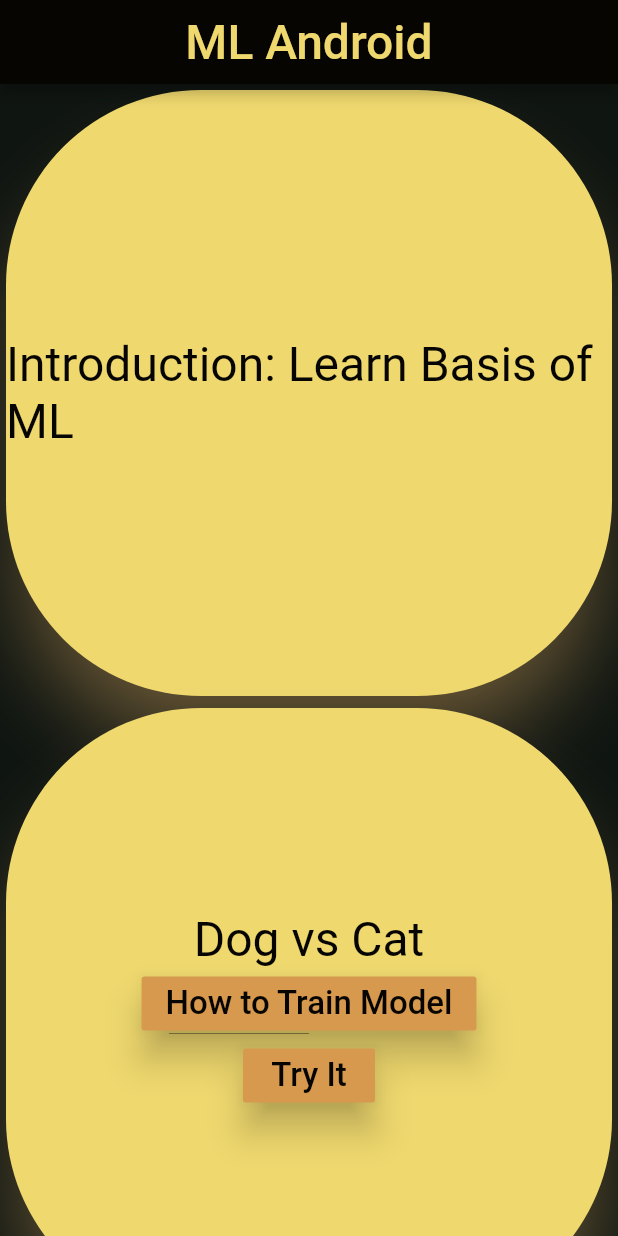
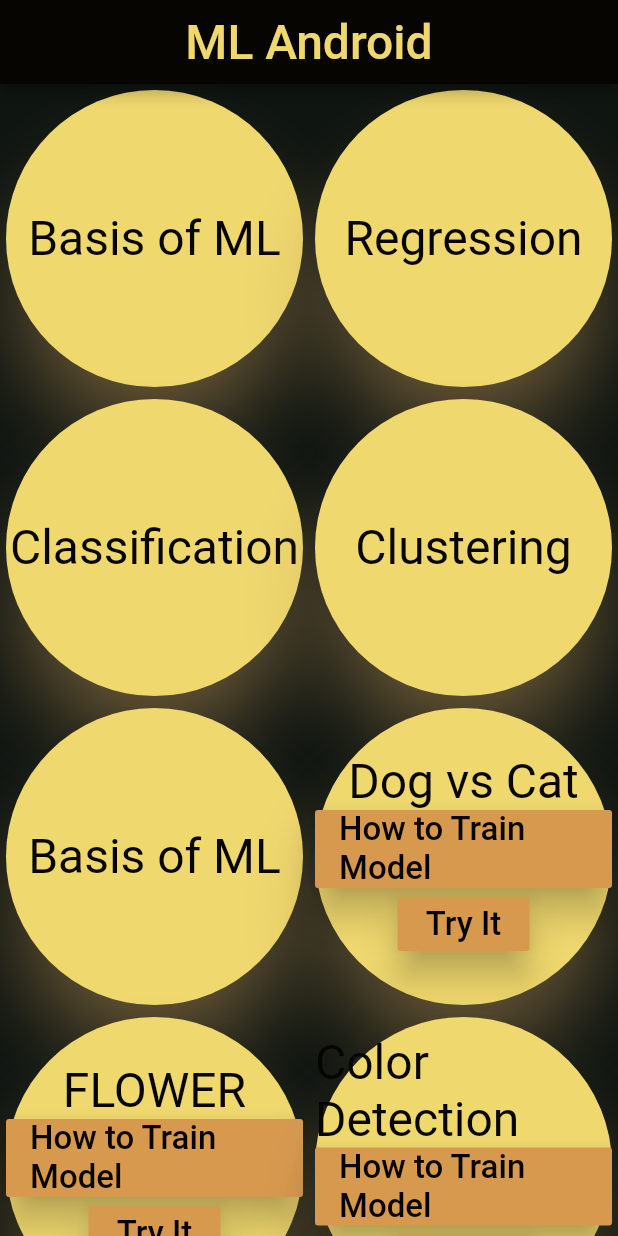
Before and after one commit to AdityaLalwani/Machine-Learning-App, a Flutter app: the screen it shows after launch, on a phone screen of 412 x 824 dp. Run offline on Flutter 3.47's test engine with Material 2 defaults, Android fonts, the phone set to English and light mode, and no system bars; our stand-ins replace camera, fl_chart, google_fonts, image_picker, percent_indicator; missing offline and left inert: tflite.

Commit message:
Added mnist

```diff
--- a/lib/Home.dart
+++ b/lib/Home.dart
@@ -1,12 +1,14 @@
 import 'package:flutter/material.dart';
 // import 'package:flutter/services.dart';
 import 'package:google_fonts/google_fonts.dart';
-import 'package:sgpa_sem5/MNIST/mnist.dart';
 import 'package:sgpa_sem5/colorTexture/screens/detect_screen.dart';
 import 'package:sgpa_sem5/colors.dart';
 import 'IntrotoML/Intro.dart';
+import 'MNIST/digitHome.dart';
+// import 'MNIST/recognizer_screen.dart';
 import 'file:///C:/Users/DELL/Downloads/sgpa_sem5/lib/DogVsCat/dogcat.dart';
 import 'file:///C:/Users/DELL/Downloads/sgpa_sem5/lib/flowerRecognition/flower.dart';
+import 'package:url_launcher/url_launcher.dart';
 
 // import 'package:google_fonts/google_fonts.dart';
 
@@ -22,7 +24,7 @@ class _HomePageState extends State<HomePage> {
         color: f9,
         child: GridView(
           gridDelegate:
-              SliverGridDelegateWithFixedCrossAxisCount(crossAxisCount: 1),
+              SliverGridDelegateWithFixedCrossAxisCount(crossAxisCount: 2),
           children: [
             InkWell(
               onTap: () {
@@ -38,7 +40,103 @@ class _HomePageState extends State<HomePage> {
                 ),
                 child: Center(
                   child: Text(
-                    "Introduction: Learn Basis of ML",
+                    "Basis of ML",
+                    style: GoogleFonts.blackOpsOne(
+                        textStyle: TextStyle(
+                      color: f10,
+                      fontSize: 32,
+                    )),
+                  ),
+                ),
+              ),
+            ),
+            InkWell(
+              onTap: () {
+                Navigator.push(
+                    context, MaterialPageRoute(builder: (context) => Intro()));
+              },
+              child: Card(
+                elevation: 20.0,
+                color: f4,
+                shadowColor: f3,
+                shape: RoundedRectangleBorder(
+                  borderRadius: BorderRadius.circular(130.0),
+                ),
+                child: Center(
+                  child: Text(
+                    "Regression",
+                    style: GoogleFonts.blackOpsOne(
+                        textStyle: TextStyle(
+                      color: f10,
+                      fontSize: 32,
+                    )),
+                  ),
+                ),
+              ),
+            ),
+            InkWell(
+              onTap: () {
+                Navigator.push(
+                    context, MaterialPageRoute(builder: (context) => Intro()));
+              },
+              child: Card(
+                elevation: 20.0,
+                color: f4,
+                shadowColor: f3,
+                shape: RoundedRectangleBorder(
+                  borderRadius: BorderRadius.circular(130.0),
+                ),
+                child: Center(
+                  child: Text(
+                    "Classification",
+                    style: GoogleFonts.blackOpsOne(
+                        textStyle: TextStyle(
+                      color: f10,
+                      fontSize: 32,
+                    )),
+                  ),
+                ),
+              ),
+            ),
+            InkWell(
+              onTap: () {
+                Navigator.push(
+                    context, MaterialPageRoute(builder: (context) => Intro()));
+              },
+              child: Card(
+                elevation: 20.0,
+                color: f4,
+                shadowColor: f3,
+                shape: RoundedRectangleBorder(
+                  borderRadius: BorderRadius.circular(130.0),
+                ),
+                child: Center(
+                  child: Text(
+                    "Clustering",
+                    style: GoogleFonts.blackOpsOne(
+                        textStyle: TextStyle(
+                      color: f10,
+                      fontSize: 32,
+                    )),
+                  ),
+                ),
+              ),
+            ),
+            InkWell(
+              onTap: () {
+                Navigator.push(
+                    context, MaterialPageRoute(builder: (context) => Intro()));
+              },
+              child: Card(
+                elevation: 20.0,
+                color: f4,
+                shadowColor: f3,
+                shape: RoundedRectangleBorder(
+                  borderRadius: BorderRadius.circular(130.0),
+                ),
+                child: Center(
+                  child: Text(
+                    "Basis of ML",
                     style: GoogleFonts.blackOpsOne(
                         textStyle: TextStyle(
                       color: f10,
@@ -69,7 +167,8 @@ class _HomePageState extends State<HomePage> {
                   ),
                   RaisedButton(
                     onPressed: () {
-                      print("ouch");
+                      _launchURL(
+                          "https://colab.research.google.com/github/lmoroney/mlday-tokyo/blob/master/Lab6-Cats-v-Dogs.ipynb");
                     },
                     child: Text(
                       "How to Train Model",
@@ -125,7 +224,8 @@ class _HomePageState extends State<HomePage> {
                   ),
                   RaisedButton(
                     onPressed: () {
-                      print("ouch");
+                      _launchURL(
+                          "https://colab.research.google.com/github/tensorflow/examples/blob/master/community/en/flowers_tf_lite.ipynb");
                     },
                     child: Text(
                       "How to Train Model",
@@ -241,7 +341,8 @@ class _HomePageState extends State<HomePage> {
                   ),
                   RaisedButton(
                     onPressed: () {
-                      print("ouch");
+                      _launchURL(
+                          "https://colab.research.google.com/github/tensorflow/examples/blob/master/lite/codelabs/digit_classifier/ml/step7_improve_accuracy.ipynb");
                     },
                     child: Text(
                       "How to Train Model",
@@ -257,8 +358,11 @@ class _HomePageState extends State<HomePage> {
                   ),
                   RaisedButton(
                     onPressed: () {
-                      Navigator.push(context,
-                          MaterialPageRoute(builder: (context) => Mnist()));
+                      Navigator.push(
+                          context,
+                          MaterialPageRoute(
+                              builder: (context) =>
+                                  HandwrittenNumberRecognizerApp()));
                     },
                     child: Text(
                       "Try It",
@@ -278,4 +382,12 @@ class _HomePageState extends State<HomePage> {
           ],
         ));
   }
+
+  _launchURL(String url) async {
+    if (await canLaunch(url)) {
+      await launch(url);
+    } else {
+      throw 'Could not launch $url';
+    }
+  }
 }
--- /dev/null
+++ b/lib/MNIST/constant.dart
@@ -0,0 +1,32 @@
+import 'package:flutter/material.dart';
+
+const double kCanvasSize = 200.0;
+const double kStrokeWidth = 12.0;
+const Color kBlackBrushColor = Colors.black;
+const bool kIsAntiAlias = true;
+const int kModelInputSize = 28;
+const double kCanvasInnerOffset = 40.0;
+const Color kBrushBlack = Colors.black;
+const Color kBrushWhite = Colors.white;
+
+final Paint kDrawingPaint = Paint()
+  ..strokeCap = StrokeCap.round
+  ..isAntiAlias = kIsAntiAlias
+  ..color = kBrushBlack
+  ..strokeWidth = kStrokeWidth;
+
+final Paint kWhitePaint = Paint()
+  ..strokeCap = StrokeCap.round
+  ..isAntiAlias = kIsAntiAlias
+  ..color = kBrushWhite
+  ..strokeWidth = kStrokeWidth;
+
+final kBackgroundPaint = Paint()..color = kBrushBlack;
+
+const int kModelNumberOutputs = 10;
+const Color kBarColor = Colors.blue;
+const Color kBarBackgroundColor = Colors.transparent;
+const double kChartBarWidth = 22;
+const String kWaitingForInputHeaderString = 'Please draw a number in the box below';
+const String kWaitingForInputFooterString = 'Let me guess...';
+const String kGuessingInputString = 'The number you draw is';
--- a/pubspec.yaml
+++ b/pubspec.yaml
@@ -34,6 +34,8 @@ dependencies:
   percent_indicator: ^2.1.1+1
   camera: ^0.5.7+4
   image: any
+  fl_chart: ^0.8.0
+  url_launcher: ^5.4.0
 
 dev_dependencies:
   flutter_test:
```
Also changed, not shown: lib/DogVsCat/dogcat.dart (+14 -5 lines), lib/MNIST/brain.dart (added, +100 -0 lines), lib/MNIST/classify.dart (deleted, +0 -81 lines), lib/MNIST/digitHome.dart (added, +13 -0 lines), lib/MNIST/drawing_painter.dart (added, +24 -0 lines), lib/MNIST/mnist.dart (deleted, +0 -143 lines), lib/MNIST/recognizer_screen.dart (added, +198 -0 lines), assets/labels.txt (renamed from assets/mnist.txt), pubspec.lock, 2 other files.
